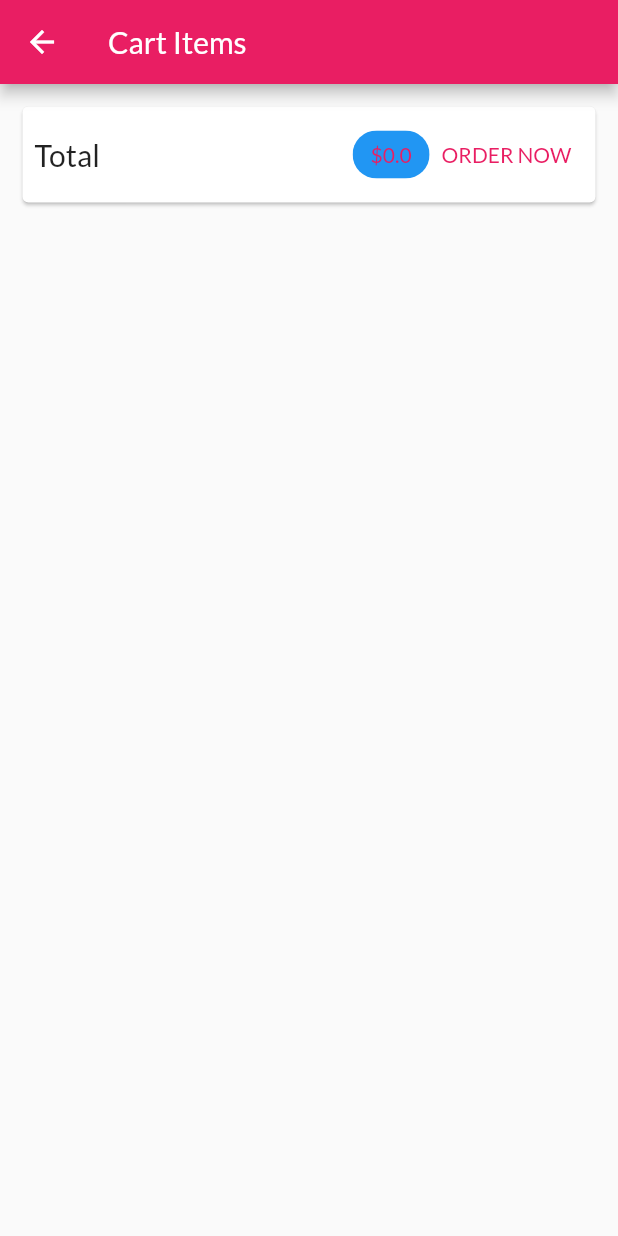
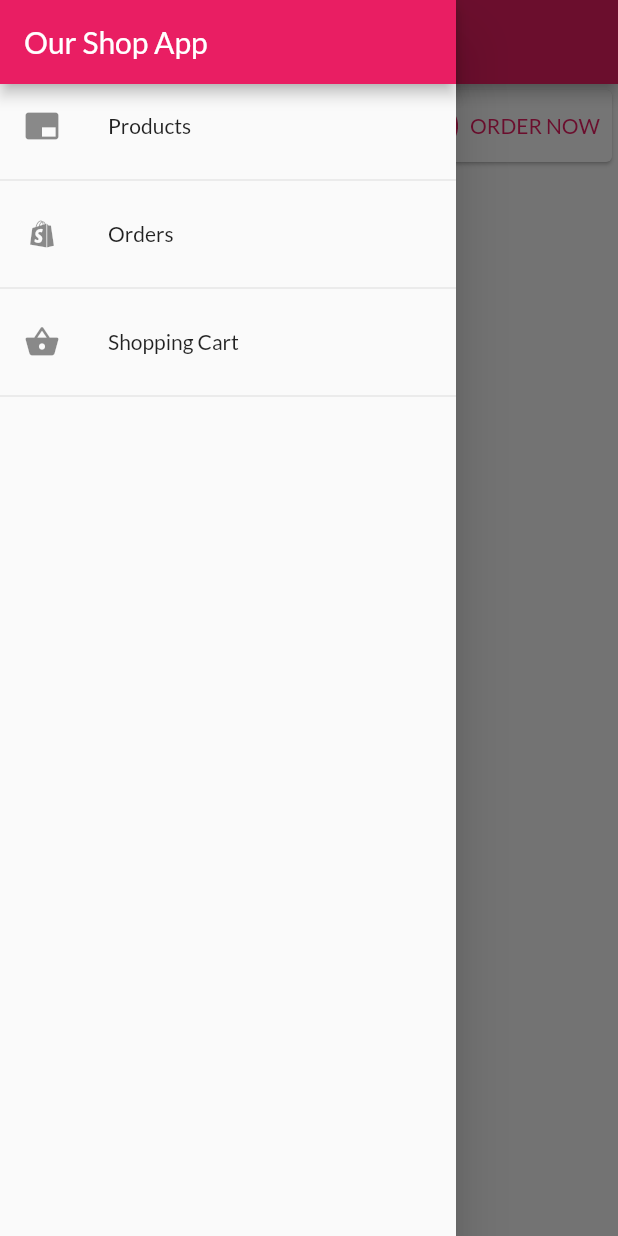
Before and after one commit to vinaykhare/flutter_course, a Flutter app: the CartScreen screen opened by its route, with the side drawer open (before the commit the screen has no drawer), on a phone screen of 412 x 824 dp. Run offline on Flutter 3.47's test engine with Material 2 defaults, Android fonts, the phone set to English and light mode, and no system bars; network calls fail.

Commit message:
Changes till section 8 of Tutorial

```diff
--- a/shop_app/lib/main.dart
+++ b/shop_app/lib/main.dart
@@ -1,11 +1,13 @@
 import 'package:flutter/material.dart';
 import 'package:provider/provider.dart';
-import 'package:shop_app/screens/cart_items.dart';
 
-import './models/products.dart';
-import './models/cart.dart';
-import './screens/product_details.dart';
-import './screens/products_overview.dart';
+import 'models/cart.dart';
+import 'models/orders.dart';
+import 'models/products.dart';
+import 'screens/cart_items.dart';
+import 'screens/orders_page.dart';
+import 'screens/product_details.dart';
+import 'screens/products_overview.dart';
 
 void main() => runApp(const MyApp());
 
@@ -16,11 +18,20 @@ class MyApp extends StatelessWidget {
   Widget build(BuildContext context) {
     return MultiProvider(
       providers: [
-        ChangeNotifierProvider.value(
-          value: Products(),
+        // ChangeNotifierProvider.value(
+        //   value: Products(),
+        // ),
+        // ChangeNotifierProvider.value(
+        //   value: Cart(),
+        // ),
+        ChangeNotifierProvider(
+          create: (context) => Products(),
         ),
-        ChangeNotifierProvider.value(
-          value: Cart(),
+        ChangeNotifierProvider(
+          create: (context) => Cart(),
+        ),
+        ChangeNotifierProvider(
+          create: (context) => Orders(),
         ),
       ],
       child: MaterialApp(
@@ -39,6 +50,7 @@ class MyApp extends StatelessWidget {
           ProductDetails.routePath: (context) => const ProductDetails(),
           ProductsOverview.routePath: (context) => const ProductsOverview(),
           CartScreen.routePath: (context) => const CartScreen(),
+          OrdersPage.routePath: (context) => const OrdersPage(),
         },
       ),
     );
--- /dev/null
+++ b/shop_app/lib/models/order.dart
@@ -0,0 +1,16 @@
+import 'package:flutter/foundation.dart';
+import './product.dart';
+
+class Order with ChangeNotifier {
+  String id;
+  Map<String, Product> products;
+  DateTime orderCreationDate;
+  double amount;
+
+  Order({
+    required this.id,
+    required this.products,
+    required this.orderCreationDate,
+    required this.amount,
+  }) : super();
+}
--- /dev/null
+++ b/shop_app/lib/models/orders.dart
@@ -0,0 +1,33 @@
+import 'package:flutter/foundation.dart';
+import './cart.dart';
+import './order.dart';
+import 'product.dart';
+
+class Orders with ChangeNotifier {
+  final List<Order> _listOfOrders = [];
+
+  List<Order> get allOrders {
+    return [..._listOfOrders];
+  }
+
+  void addOrder(Cart cart) {
+    _listOfOrders.insert(
+      0,
+      Order(
+        id: DateTime.now().toString(),
+        products: Map<String, Product>.from(cart.cartItems),
+        orderCreationDate: DateTime.now(),
+        amount: cart.cartTotal,
+      ),
+    );
+  }
+
+  @override
+  String toString() {
+    String orderName = "No Orders are placed yet.";
+    if (_listOfOrders.isNotEmpty) {
+      orderName = _listOfOrders[0].products.values.toList().toString();
+    }
+    return orderName;
+  }
+}
--- a/shop_app/lib/screens/cart_items.dart
+++ b/shop_app/lib/screens/cart_items.dart
@@ -2,7 +2,12 @@ import 'package:flutter/material.dart';
 import 'package:provider/provider.dart';
 
 import '../models/cart.dart';
+import '../models/orders.dart';
+//import '../widgets/app_drawer.dart';
+import '../widgets/app_drawer.dart';
 import '../widgets/cart_item.dart';
+import '../widgets/saved_for_later_item.dart';
+import 'orders_page.dart';
 
 class CartScreen extends StatelessWidget {
   static String routePath = '/cartscreen';
@@ -10,43 +15,53 @@ class CartScreen extends StatelessWidget {
 
   @override
   Widget build(BuildContext context) {
+    //final mq = MediaQuery.of(context);
     final cart = Provider.of<Cart>(context);
+    var appBarWidget = AppBar(
+      title: const Text('Cart Items'),
+    );
+    //final appHeight =        mq.size.height - mq.padding.top - appBarWidget.preferredSize.height;
     return Scaffold(
-      appBar: AppBar(
-        title: const Text('Cart Items'),
-      ),
-      body: Column(
+      appBar: appBarWidget,
+      drawer: const AppDrawer(),
+      body: Center(
+        child: SizedBox(
+          //height: appHeight,
+          //width: mq.size.width < 450 ? mq.size.width : mq.size.width / 2,
+          child: Column(
             children: <Widget>[
               Card(
-            margin: const EdgeInsets.all(15),
-            child: Padding(
-              padding: const EdgeInsets.all(8),
+                //margin: const EdgeInsets.all(15),
                 child: Row(
                   mainAxisAlignment: MainAxisAlignment.spaceBetween,
                   children: <Widget>[
-                  const Text(
+                    Text(
                       'Total',
-                    style: TextStyle(fontSize: 20),
+                      style: Theme.of(context).textTheme.headline6,
                     ),
                     const Spacer(),
                     Chip(
                       label: Text(
                         '\$${cart.cartTotal}',
                         style: TextStyle(
-                        color: Theme.of(context).colorScheme.primary,
+                          color: Theme.of(context).colorScheme.onPrimary,
                         ),
                       ),
-                    backgroundColor: Theme.of(context).primaryColor,
+                      backgroundColor: Theme.of(context).colorScheme.primary,
                     ),
                     TextButton(
                       child: const Text('ORDER NOW'),
-                    onPressed: () {},
+                      onPressed: () {
+                        Provider.of<Orders>(context, listen: false)
+                            .addOrder(cart);
+                        cart.clearCart();
+                        Navigator.of(context).pushNamed(OrdersPage.routePath);
+                      },
                     )
                   ],
                 ),
               ),
-          ),
-          const SizedBox(height: 10),
+              //const SizedBox(height: 10),
               Expanded(
                 child: ListView.builder(
                   itemCount: cart.cartItems.length,
@@ -54,8 +69,39 @@ class CartScreen extends StatelessWidget {
                     cart.cartItems.values.toList()[i],
                   ),
                 ),
+              ),
+              if (cart.savedForLater.isNotEmpty)
+                Card(
+                  //margin: const EdgeInsets.all(15),
+                  child: Row(
+                    mainAxisAlignment: MainAxisAlignment.spaceBetween,
+                    children: <Widget>[
+                      Text(
+                        'Saved For Later',
+                        style: Theme.of(context).textTheme.headline6,
+                      ),
+                      const Spacer(),
+                      TextButton(
+                        child: const Text('Add All Back to Cart'),
+                        onPressed: () {
+                          cart.addAllItemToCartFromSaveForLater();
+                        },
                       )
                     ],
+                  ),
+                ),
+              if (cart.savedForLater.isNotEmpty)
+                Expanded(
+                  child: ListView.builder(
+                    itemCount: cart.savedForLater.length,
+                    itemBuilder: (ctx, i) => SavedForLater(
+                      savedForLaterItem: cart.savedForLater.values.toList()[i],
+                    ),
+                  ),
+                )
+            ],
+          ),
+        ),
       ),
     );
   }
--- /dev/null
+++ b/shop_app/lib/screens/orders_page.dart
@@ -0,0 +1,31 @@
+import 'package:flutter/material.dart';
+import 'package:provider/provider.dart';
+
+import '../models/orders.dart';
+import '../widgets/app_drawer.dart';
+import '../widgets/order_item.dart';
+//import '../widgets/app_drawer.dart';
+
+class OrdersPage extends StatelessWidget {
+  static String routePath = "/orders";
+  const OrdersPage({Key? key}) : super(key: key);
+
+  @override
+  Widget build(BuildContext context) {
+    Orders orders = Provider.of<Orders>(context);
+    return Scaffold(
+      appBar: AppBar(
+        title: const Text("Orders"),
+      ),
+      drawer: const AppDrawer(),
+      body: SizedBox(
+        height: 500,
+        child: ListView.builder(
+            itemCount: orders.allOrders.length,
+            itemBuilder: (ctx, index) {
+              return OrderItem(order: orders.allOrders[index]);
+            }),
+      ),
+    );
+  }
+}
--- a/shop_app/lib/screens/product_details.dart
+++ b/shop_app/lib/screens/product_details.dart
@@ -1,4 +1,5 @@
 import 'package:flutter/material.dart';
+
 import '../models/product.dart';
 
 class ProductDetails extends StatelessWidget {
--- /dev/null
+++ b/shop_app/lib/widgets/app_drawer.dart
@@ -0,0 +1,49 @@
+import 'package:flutter/material.dart';
+
+import '../screens/cart_items.dart';
+import '../screens/orders_page.dart';
+import '../screens/products_overview.dart';
+
+class AppDrawer extends StatelessWidget {
+  const AppDrawer({
+    Key? key,
+  }) : super(key: key);
+
+  @override
+  Widget build(BuildContext context) {
+    return Drawer(
+      child: Column(
+        children: <Widget>[
+          AppBar(
+            title: const Text('Our Shop App'),
+            automaticallyImplyLeading: false,
+          ),
+          ListTile(
+            leading: const Icon(Icons.branding_watermark),
+            title: const Text('Products'),
+            onTap: () {
+              Navigator.of(context).pushNamed(ProductsOverview.routePath);
+            },
+          ),
+          const Divider(),
+          ListTile(
+            leading: const Icon(Icons.shopify),
+            title: const Text('Orders'),
+            onTap: () {
+              Navigator.of(context).pushNamed(OrdersPage.routePath);
+            },
+          ),
+          const Divider(),
+          ListTile(
+            leading: const Icon(Icons.shopping_basket),
+            title: const Text('Shopping Cart'),
+            onTap: () {
+              Navigator.of(context).pushNamed(CartScreen.routePath);
+            },
+          ),
+          const Divider(),
+        ],
+      ),
+    );
+  }
+}
--- a/shop_app/pubspec.yaml
+++ b/shop_app/pubspec.yaml
@@ -33,6 +33,7 @@ dependencies:
   # Use with the CupertinoIcons class for iOS style icons.
   cupertino_icons: ^1.0.2
   provider: ^6.0.3
+  intl: ^0.17.0
 
 dev_dependencies:
   flutter_test:
```
Also changed, not shown: shop_app/lib/models/cart.dart (+62 -0 lines), shop_app/lib/screens/products_overview.dart (+7 -5 lines), shop_app/lib/widgets/cart_item.dart (+27 -6 lines), shop_app/lib/widgets/order_item.dart (added, +70 -0 lines), shop_app/lib/widgets/saved_for_later_item.dart (added, +46 -0 lines). Lines whose indentation alone changed are shown as unchanged.
